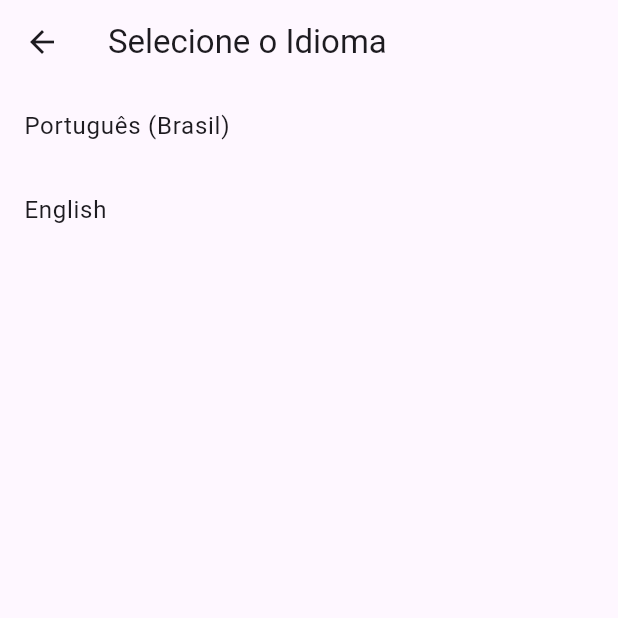
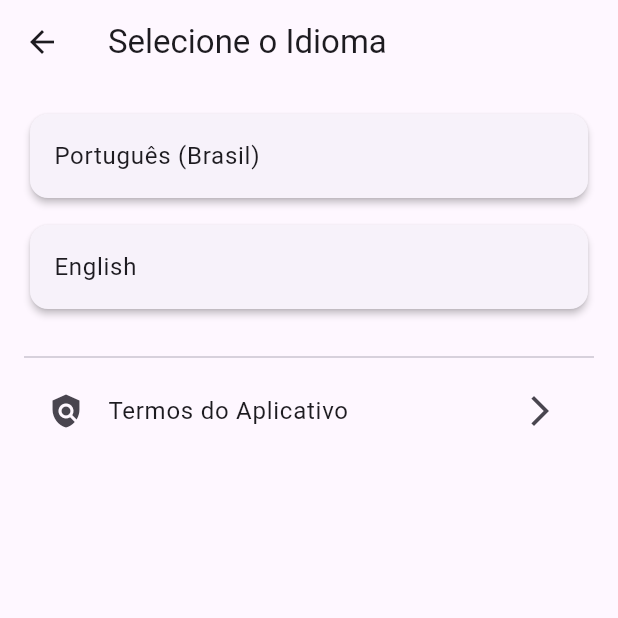
Before and after one commit to GuilDraco/sons-animais, a Flutter app: the LanguageSelectionPage screen opened directly, on a phone screen of 412 x 824 dp, the top half of it. Run offline on Flutter 3.47's test engine with Material 3 defaults, Android fonts, the phone set to English and light mode, and no system bars; our stand-ins replace audioplayers, shared_preferences, webview_flutter; accounts and stored records are empty.

Commit message:
incluindo webview para politicas no jogo

```diff
--- a/lib/services/menu_services.dart
+++ b/lib/services/menu_services.dart
@@ -2,8 +2,8 @@ import 'package:flutter/material.dart';
 
 class MenuServices {
   Map<String, List<String>> options = {
-    'pt': ["Que animal sou eu?", "Jogo da memória", "Vamos desenhar?", "Linguagem"],
-    'en': ["Which animal am I?", "Memory Game", "Let's Draw?", "Language"],
+    'pt': ["Que animal sou eu?", "Jogo da memória", "Vamos desenhar?", "Configurações e termos"],
+    'en': ["Which animal am I?", "Memory Game", "Let's Draw?", "Settings and terms"],
   };
 
   Map<String, List<String>> subtitle = {
--- a/lib/ui/pages/languageSelectionPage.dart
+++ b/lib/ui/pages/languageSelectionPage.dart
@@ -1,6 +1,7 @@
 import 'package:bixinhos/utils/language_provider.dart';
 import 'package:flutter/material.dart';
 import 'package:provider/provider.dart';
+import 'TermsPage.dart';
 
 class LanguageSelectionPage extends StatelessWidget {
   const LanguageSelectionPage({Key? key}) : super(key: key);
@@ -11,24 +12,49 @@ class LanguageSelectionPage extends StatelessWidget {
       appBar: AppBar(
         title: const Text("Selecione o Idioma"),
       ),
-      body: Column(
+      body: Padding(
+        padding: const EdgeInsets.all(16.0),
+        child: Column(
           children: [
-          ListTile(
+            Card(
+              elevation: 2,
+              child: ListTile(
                 title: const Text("Português (Brasil)"),
                 onTap: () {
-              Provider.of<LanguageProvider>(context, listen: false).setLocale(const Locale('pt', 'BR'));
+                  Provider.of<LanguageProvider>(context, listen: false)
+                      .setLocale(const Locale('pt', 'BR'));
                   Navigator.pop(context);
                 },
               ),
-          ListTile(
+            ),
+            const SizedBox(height: 10),
+            Card(
+              elevation: 2,
+              child: ListTile(
                 title: const Text("English"),
                 onTap: () {
-              Provider.of<LanguageProvider>(context, listen: false).setLocale(const Locale('en', 'US'));
+                  Provider.of<LanguageProvider>(context, listen: false)
+                      .setLocale(const Locale('en', 'US'));
                   Navigator.pop(context);
+                },
+              ),
+            ),
+            const SizedBox(height: 20),
+            const Divider(),
+            ListTile(
+              leading: const Icon(Icons.policy),
+              title: const Text("Termos do Aplicativo"),
+              trailing: const Icon(Icons.arrow_forward_ios),
+              onTap: () {
+                Navigator.push(
+                  context,
+                  MaterialPageRoute(builder: (context) => const TermsPage()),
+                );
               },
             ),
           ],
         ),
+      ),
     );
   }
 }
--- a/lib/ui/widgets/menu_item.dart
+++ b/lib/ui/widgets/menu_item.dart
@@ -19,11 +19,11 @@ class MenuItemWidget extends StatelessWidget {
     return ListTile(
       textColor: Colors.blue,
       leading: icon,
-      subtitle: Text(subtitle),
       title: Text(
         title,
         style: const TextStyle(fontWeight: FontWeight.bold, fontSize: 16),
       ),
+      subtitle: subtitle.isNotEmpty ? Text(subtitle) : null,
       onTap: onTap,
     );
   }
--- a/pubspec.yaml
+++ b/pubspec.yaml
@@ -34,7 +34,8 @@ dependencies:
   shared_preferences: ^2.0.6
   provider: ^6.0.0
   win32: ^5.12.0
-
+  webview_flutter: ^4.10.0
+  webview_flutter_android: ^4.3.3
 
   # The following adds the Cupertino Icons font to your application.
   # Use with the CupertinoIcons class for iOS style icons.
```
Also changed, not shown: lib/ui/pages/TermsPage.dart (added, +32 -0 lines), pubspec.lock. Lines whose indentation alone changed are shown as unchanged.
